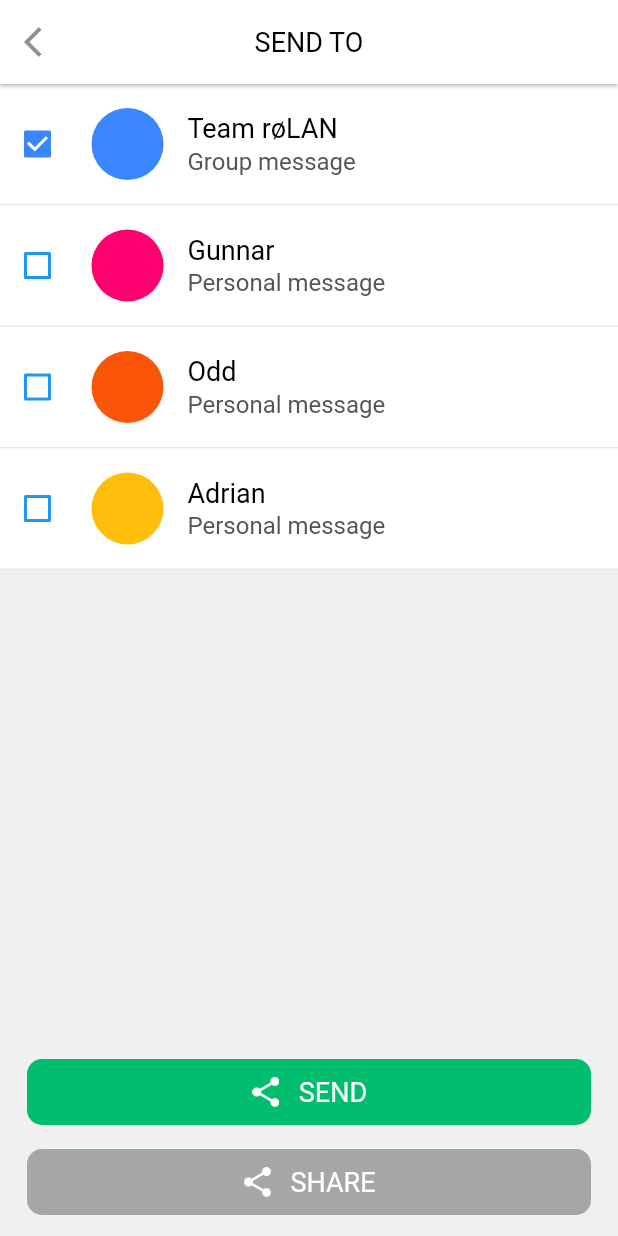
After one commit to Niravoo7/voiceit, a Flutter app: the SendToScreen screen opened directly, on a phone screen of 412 x 824 dp. The commit adds this screen. Run offline on Flutter 3.47's test engine with Material 2 defaults, Android fonts, the phone set to English and light mode, and no system bars; our stand-ins replace fluttertoast, shared_preferences; accounts and stored records are empty.

Commit message:
Send to Message Screen

```diff
--- /dev/null
+++ b/lib/custom_widget/button_widget.dart
@@ -0,0 +1,32 @@
+
+import 'package:flutter/material.dart';
+import 'package:voiceit/custom_widget/text_widget.dart';
+import 'package:voiceit/helper/constants.dart';
+
+// ignore: non_constant_identifier_names
+Widget ButtonWidget(BuildContext context, String name, Function onClick,Color bgColor,String icon) {
+  return ButtonTheme(
+    minWidth: MediaQuery.of(context).size.width,
+    height: 44,
+    shape: RoundedRectangleBorder(borderRadius: new BorderRadius.circular(10.0)),
+    child: FlatButton(
+      splashColor: Colors.transparent,
+      highlightColor: Colors.transparent,
+      onPressed: onClick,
+      child: Row(
+        mainAxisAlignment: MainAxisAlignment.center,
+        children: [
+          Padding(
+            padding: const EdgeInsets.only(right: 12),
+            child: Image.asset(icon,height: 20,width: 20),
+          ),
+          TextWidget(name,
+              color: AppConstants.clrWhite,
+              fontSize: AppConstants.size_large,
+              fontWeight: FontWeight.normal),
+        ],
+      ),
+      color:bgColor,
+    ),
+  );
+}
--- /dev/null
+++ b/lib/custom_widget/common_appbar.dart
@@ -0,0 +1,28 @@
+
+import 'package:flutter/material.dart';
+import 'package:voiceit/custom_widget/text_widget.dart';
+import 'package:voiceit/helper/constants.dart';
+
+// ignore: non_constant_identifier_names
+Widget CommonAppBar(BuildContext context, String pageName) {
+  return AppBar(
+   // titleSpacing: 0.0,
+    centerTitle: true,
+    backgroundColor: AppConstants.clrWhite,
+    elevation: 1,
+    automaticallyImplyLeading: false,
+    leading: IconButton(
+      icon: Icon(Icons.arrow_back_ios, color: AppConstants.clrBackBtn),
+      onPressed: () {
+        Navigator.pop(context);
+      },
+    ),
+    title: TextWidget(pageName,
+        textOverflow: TextOverflow.ellipsis,
+        maxLines: 1,
+        color: AppConstants.clrBlack,
+        fontWeight: FontWeight.normal,
+        textAlign: TextAlign.center,
+        fontSize: AppConstants.size_large),
+  );
+}
--- a/lib/helper/constants.dart
+++ b/lib/helper/constants.dart
@@ -30,6 +30,8 @@ class AppConstants {
   static const Color clrTabCreate = Color(0xFF00BE6E);
   static const Color clrTabNotifications = Color(0xFFFF006E);
   static const Color clrTabProfile = Color(0xFF3A86FF);
+  static const Color clrBackBtn = Color(0xFF8F8F8F);
+  static const Color clrBtnBG = Color(0xFFA6A6A6);
 
   //fonts
   static const String fontRoboto = "Roboto";
@@ -66,6 +68,7 @@ class AppConstants {
   static const String img_round = '$root_image/img_round.png';
   static const String img_search = '$root_image/img_search.png';
   static const String img_sent = '$root_image/img_sent.png';
+  static const String img_share = '$root_image/img_share.png';
 
   //string
   static const String str_app_name = "VoiceIT";
@@ -114,4 +117,7 @@ class AppConstants {
   static const String str_clickHere = 'Click here to add more firends...';
   static const String str_dagensTanker = 'Dagens tanker';
   static const String str_hashTages = '#følesbra #stol #pult #power';
+  static const String str_sendTo = 'SEND TO';
+  static const String str_send = 'SEND';
+  static const String str_shae = 'SHARE';
 }
--- /dev/null
+++ b/lib/model/messages_send_to_model.dart
@@ -0,0 +1,10 @@
+import 'package:flutter/material.dart';
+
+class SendToModel {
+  Color color;
+  String name;
+  String followers;
+   bool isCheck;
+
+  SendToModel(this.color, this.name, this.followers,this.isCheck);
+}
--- a/lib/screen/main_module/messages/messages_screen.dart
+++ b/lib/screen/main_module/messages/messages_screen.dart
@@ -1,8 +1,10 @@
+
 import 'package:flutter/material.dart';
 import 'package:voiceit/custom_widget/divider_widget.dart';
 import 'package:voiceit/custom_widget/text_widget.dart';
 import 'package:voiceit/helper/constants.dart';
 import 'package:voiceit/model/messages_model.dart';
+import 'package:voiceit/screen/main_module/messages/send_to_screen.dart';
 
 class MessagesScreen extends StatefulWidget {
   @override
@@ -54,10 +56,15 @@ class _MessagesScreenState extends State<MessagesScreen> {
                                 height: 16),
                           ),
                           Flexible(
-                            child: TextWidget(AppConstants.str_addFriends,
-                                fontWeight: FontWeight.w400,
-                                color: AppConstants.clrBlack,
-                                fontSize: AppConstants.size_medium_large),
+                            child: GestureDetector(
+                              onTap: (){
+                                Navigator.push(context, MaterialPageRoute(builder: (context)=>SendToScreen()));
+                              },
+                              child: TextWidget(AppConstants.str_addFriends,
+                                  fontWeight: FontWeight.w400,
+                                  color: AppConstants.clrBlack,
+                                  fontSize: AppConstants.size_medium_large),
+                            ),
                             flex: 1,
                           )
                         ],
--- /dev/null
+++ b/lib/screen/main_module/messages/send_to_screen.dart
@@ -0,0 +1,122 @@
+import 'package:flutter/cupertino.dart';
+import 'package:flutter/material.dart';
+import 'package:voiceit/custom_widget/button_widget.dart';
+import 'package:voiceit/custom_widget/common_appbar.dart';
+import 'package:voiceit/custom_widget/divider_widget.dart';
+import 'package:voiceit/custom_widget/text_widget.dart';
+import 'package:voiceit/helper/constants.dart';
+import 'package:voiceit/model/messages_send_to_model.dart';
+
+class SendToScreen extends StatefulWidget {
+  @override
+  _SendToScreenState createState() => _SendToScreenState();
+}
+
+class _SendToScreenState extends State<SendToScreen> {
+  List<SendToModel> sendToModel = new List<SendToModel>();
+
+  @override
+  void initState() {
+    super.initState();
+    sendToModel
+        .add(new SendToModel(Color(0xFF3A86FF), "Team røLAN", "Group message",true));
+    sendToModel.add(new SendToModel(Color(0xFFFF006E), "Gunnar", "Personal message",false));
+    sendToModel.add(new SendToModel(Color(0xFFFB5607), "Odd", "Personal message",false));
+    sendToModel.add(new SendToModel(Color(0xFFFFBE0B), "Adrian", "Personal message",false));
+  }
+  @override
+  Widget build(BuildContext context) {
+    return Scaffold(
+      appBar: CommonAppBar(context,AppConstants.str_sendTo),
+      backgroundColor: AppConstants.clrScreenBG,
+      body: Container(
+        child: Stack(
+          children: [
+            ListView.builder(
+                shrinkWrap: true,
+                physics: NeverScrollableScrollPhysics(),
+                padding: EdgeInsets.all(0),
+                itemCount: sendToModel.length,
+                itemBuilder: (BuildContext context, int index) {
+                  return Container(
+                    height: 81,
+                    color: AppConstants.clrWhite,
+                    child: Column(
+                      children: [
+                        Flexible(
+                          child: Container(
+                            height: 80,
+                            margin: EdgeInsets.only(right: 16),
+                            child: Row(
+                              children: [
+                                Padding(
+                                  padding: const EdgeInsets.only(left: 5),
+                                  child: Theme(
+                                    data: ThemeData(unselectedWidgetColor: Colors.blue),
+                                    child: Checkbox(
+                                      materialTapTargetSize: MaterialTapTargetSize.shrinkWrap,
+                                      activeColor: AppConstants.clrTabProfile,
+                                        value: sendToModel[index].isCheck, onChanged: (bool value) {
+                                      setState(() {
+                                        sendToModel[index].isCheck = value;
+                                      });
+                                    },),
+                                  ),
+                                ),
+                                Container(
+                                  height: 48,
+                                  width: 48,
+                                  margin: EdgeInsets.only(left: 16, right: 16),
+                                  decoration: BoxDecoration(
+                                      color: sendToModel[index].color,
+                                      shape: BoxShape.circle),
+                                ),
+                                Flexible(
+                                  child: Column(
+                                    mainAxisAlignment: MainAxisAlignment.center,
+                                    crossAxisAlignment: CrossAxisAlignment.start,
+                                    children: [
+                                      TextWidget(sendToModel[index].name,
+                                          fontWeight: FontWeight.w400,
+                                          color: AppConstants.clrBlack,
+                                          fontSize: AppConstants.size_large),
+                                      Padding(
+                                        padding: const EdgeInsets.only(top: 2),
+                                        child: TextWidget(sendToModel[index].followers,
+                                            fontWeight: FontWeight.w400,
+                                            color: AppConstants.clrFollowers,
+                                            fontSize: AppConstants.size_medium_large),
+                                      )
+                                    ],
+                                  ),
+                                  flex: 1,
+                                )
+                              ],
+                            ),
+                          ),
+                          flex: 1,
+                        ),
+                        DividerWidget(
+                            height: 1, width: MediaQuery.of(context).size.width),
+                      ],
+                    ),
+                  );
+                }),
+            Column(
+              mainAxisAlignment: MainAxisAlignment.end,
+              children: [
+                Container(
+                    margin: EdgeInsets.symmetric(horizontal: 18),
+                    child: ButtonWidget(context,AppConstants.str_send,(){},AppConstants.clrTabCreate,AppConstants.img_share)),
+                Container(
+                    margin: EdgeInsets.symmetric(horizontal: 18,vertical: 12),
+                    child: ButtonWidget(context,AppConstants.str_shae,(){},AppConstants.clrBtnBG,AppConstants.img_share))
+              ],
+            )
+
+          ],
+        ),
+      ),
+    );
+  }
+}
```
Also changed, not shown: assets/images/img_share.png (added), pubspec.lock.
